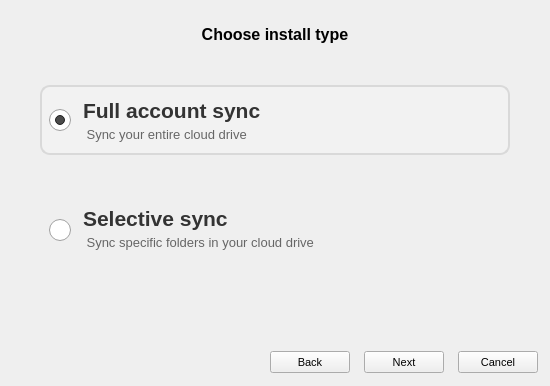
Qt form Source/MEGASync/gui/SetupWizard.ui (meganz/MEGAsync) before a commit.
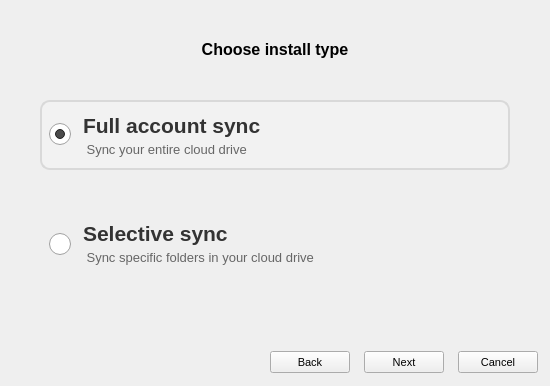
The same form after that commit. The open tabs and pages were chosen to show the change. Icons and pictures are not drawn.

Commit message: Fixed Choose install window

Diff of the .ui file:
```diff
--- a/Source/MEGASync/gui/SetupWizard.ui
+++ b/Source/MEGASync/gui/SetupWizard.ui
@@ -39,6 +39,7 @@
 QRadioButton::indicator {
      width: 22px;
      height: 22px;
+	
  }
 
 QScrollBar:horizontal {
@@ -107,6 +108,12 @@
 #cAgreeWithTerms
 {
 	margin-left: -2px;
+}
+
+#rAdvancedSetup, #rTypicalSetup
+{
+	padding-top: -2px;
+	
 }</string>
   </property>
   <layout class="QVBoxLayout" name="verticalLayout">
@@ -600,7 +607,7 @@
         <number>40</number>
        </property>
        <property name="topMargin">
-        <number>25</number>
+        <number>40</number>
        </property>
        <property name="rightMargin">
         <number>40</number>
@@ -632,6 +639,9 @@
          <property name="alignment">
           <set>Qt::AlignHCenter|Qt::AlignTop</set>
          </property>
+         <property name="margin">
+          <number>0</number>
+         </property>
         </widget>
        </item>
        <item>
@@ -872,6 +882,9 @@
                <property name="text">
                 <string> Sync specific folders in your cloud drive</string>
                </property>
+               <property name="margin">
+                <number>0</number>
+               </property>
               </widget>
              </item>
             </layout>
```
Left out of the diff: 2 changed lines with no effect on the pictures.
